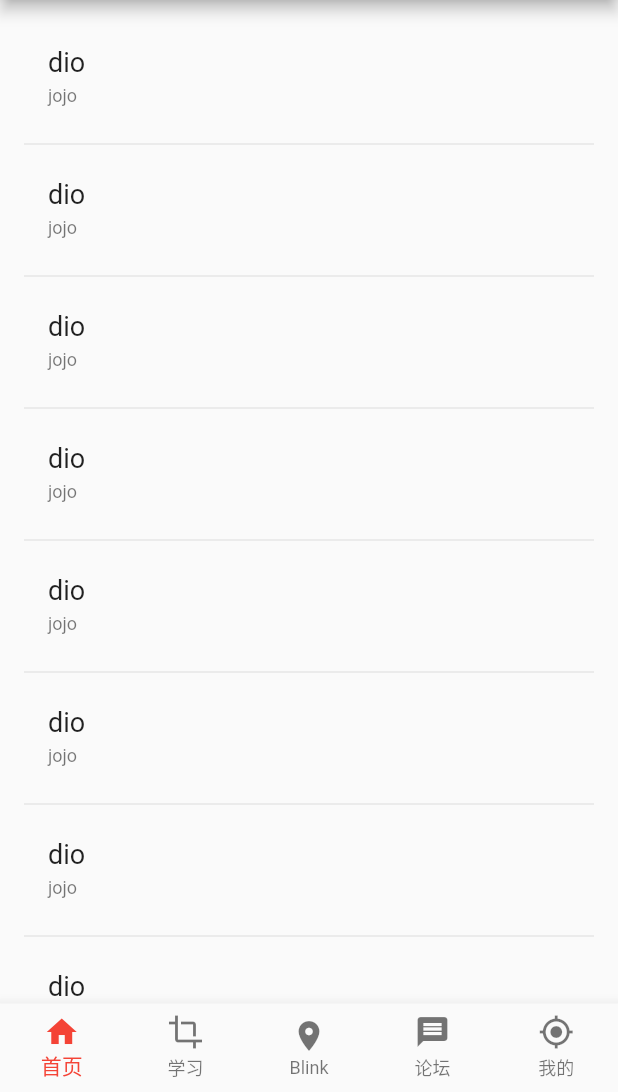
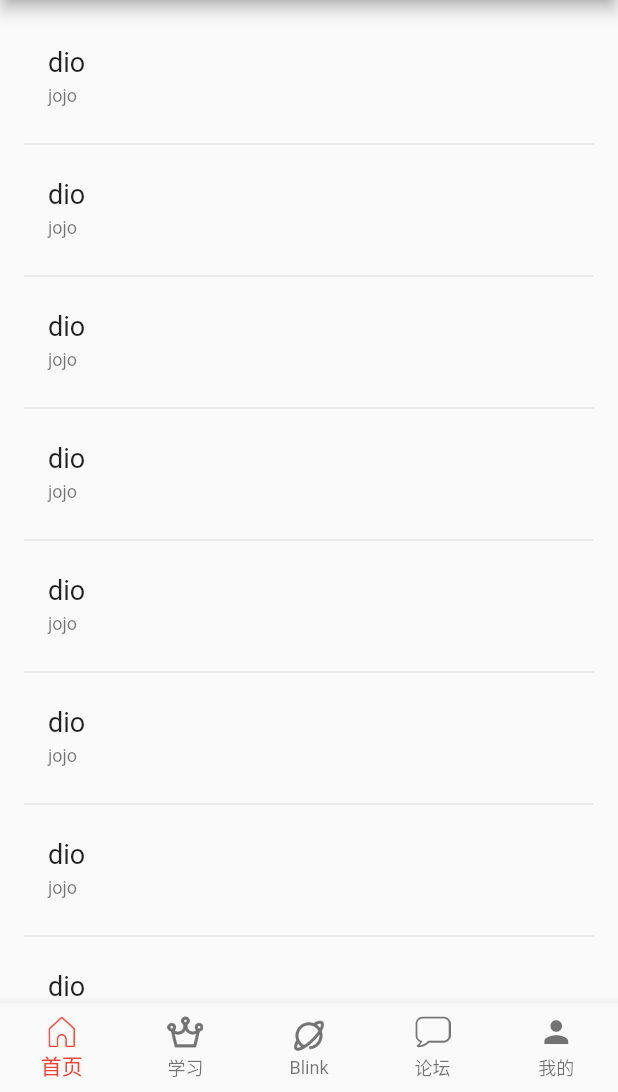
Before and after one commit to jilv220/flutter_csdn_practice, a Flutter app: the screen it shows after launch, on a phone screen of 412 x 824 dp, the part 144-1236 px from its top. Run offline on Flutter 3.47's test engine with Material 2 defaults, Android fonts, the phone set to English and light mode, and no system bars.

Commit message:
modify the icons

```diff
--- a/lib/main.dart
+++ b/lib/main.dart
@@ -57,23 +57,23 @@ class _MyHomePageState extends State<MyHomePage> {
       bottomNavigationBar: new BottomNavigationBar(
           items: <BottomNavigationBarItem>[
             new BottomNavigationBarItem(
-                icon: Icon(Icons.home),
+                icon: ImageIcon(AssetImage("assets/Icons/MainPage.png")),
                 title: Text("首页"),
             ),
             new BottomNavigationBarItem(
-              icon: Icon(Icons.crop),
+              icon: ImageIcon(AssetImage("assets/Icons/Study.png")),
               title: Text("学习"),
             ),
             new BottomNavigationBarItem(
-              icon: Icon(Icons.place),
+              icon: ImageIcon(AssetImage("assets/Icons/Blink.png")),
               title: Text("Blink"),
             ),
             new BottomNavigationBarItem(
-              icon: Icon(Icons.message),
+              icon: ImageIcon(AssetImage("assets/Icons/Forum.png")),
               title: Text("论坛"),
             ),
             new BottomNavigationBarItem(
-              icon: Icon(Icons.my_location),
+              icon: Icon(Icons.person),
               title: Text("我的"),
             ),
           ],
--- a/pubspec.yaml
+++ b/pubspec.yaml
@@ -41,6 +41,10 @@ flutter:
   uses-material-design: true
   assets:
     - assets/Icons/2dCode.png
+    - assets/Icons/MainPage.png
+    - assets/Icons/Study.png
+    - assets/Icons/Blink.png
+    - assets/Icons/Forum.png
 
   # To add assets to your application, add an assets section, like this:
   # assets:
```
Also changed, not shown: assets/Icons/Blink.png (added), assets/Icons/Forum.png (added), assets/Icons/MainPage.png (added), assets/Icons/Study.png (added).
